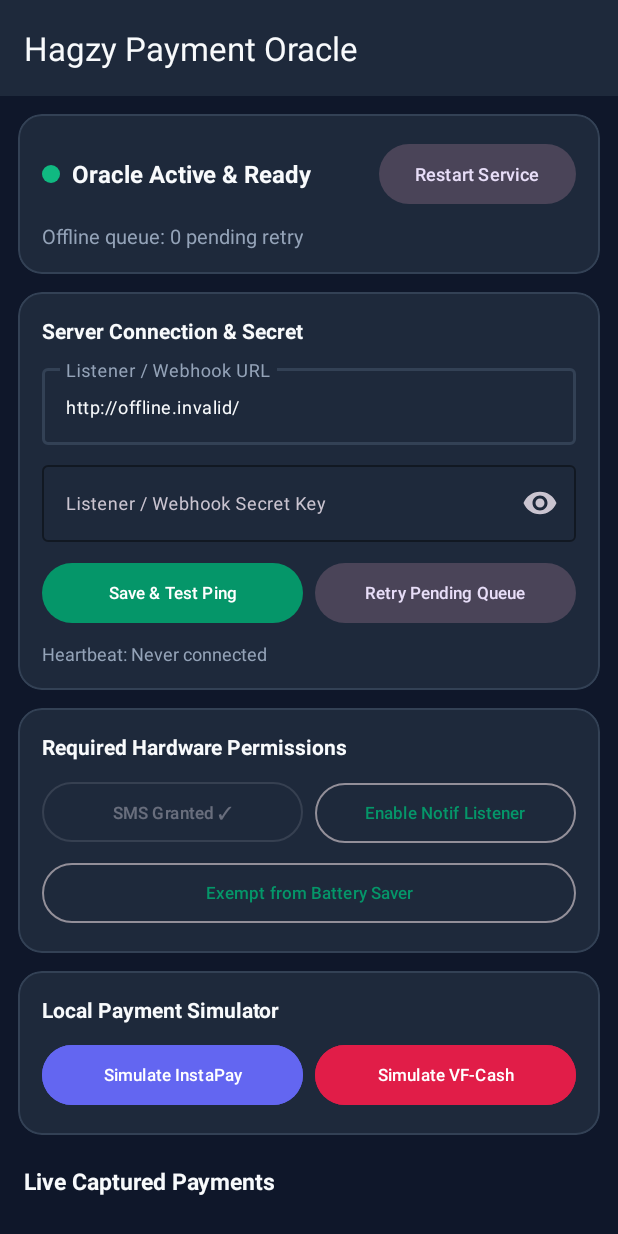
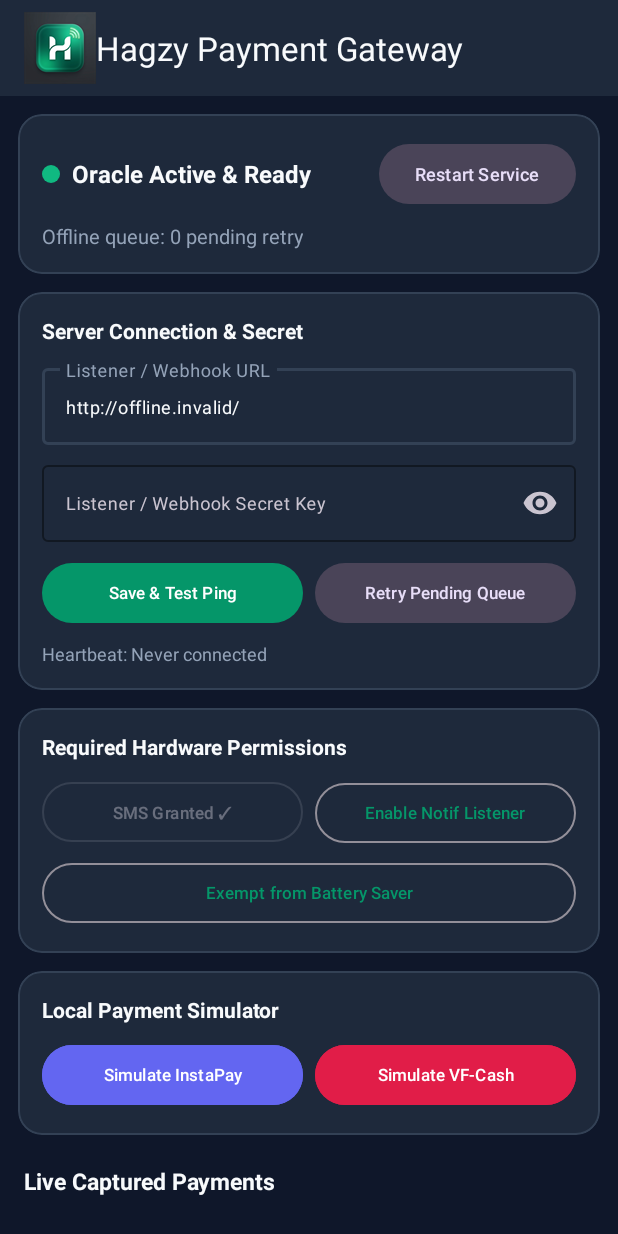
Before and after one commit to HEGAZYYYY/hagzy-payment-gateway, an Android app: the screen it shows after launch (MainActivity), on a phone screen of 412 x 824 dp. Run offline under Robolectric (Android 15) with nearby library versions, the phone set to English and light mode, and no system bars; our stand-ins replace Room's generated code.

Commit message:
feat: brand Hagzy Payment Gateway launcher icon, add compiled release APK, and update GitHub release workflow

```diff
--- a/app/src/main/AndroidManifest.xml
+++ b/app/src/main/AndroidManifest.xml
@@ -20,9 +20,9 @@
     <application
         android:name=".GatewayApplication"
         android:allowBackup="true"
-        android:icon="@android:drawable/ic_menu_agenda"
+        android:icon="@mipmap/ic_launcher"
         android:label="Hagzy Payment Gateway"
-        android:roundIcon="@android:drawable/ic_menu_agenda"
+        android:roundIcon="@mipmap/ic_launcher_round"
         android:supportsRtl="true"
         android:theme="@style/Theme.HagzyGateway">
 
--- a/app/src/main/res/layout/activity_main.xml
+++ b/app/src/main/res/layout/activity_main.xml
@@ -15,7 +15,8 @@
             android:id="@+id/toolbar"
             android:layout_width="match_parent"
             android:layout_height="?attr/actionBarSize"
-            app:title="Hagzy Payment Oracle"
+            app:logo="@mipmap/ic_launcher"
+            app:title="Hagzy Payment Gateway"
             app:titleTextColor="@color/text_primary" />
     </com.google.android.material.appbar.AppBarLayout>
 
```
Also changed, not shown: app/src/main/res/drawable/hagzy_payment_logo.png (added), app/src/main/res/drawable/ic_launcher_foreground.png (added), app/src/main/res/mipmap-hdpi/ic_launcher.png (added), app/src/main/res/mipmap-hdpi/ic_launcher_round.png (added), app/src/main/res/mipmap-mdpi/ic_launcher.png (added), app/src/main/res/mipmap-mdpi/ic_launcher_round.png (added), app/src/main/res/mipmap-xhdpi/ic_launcher.png (added), app/src/main/res/mipmap-xhdpi/ic_launcher_round.png (added), app/src/main/res/mipmap-xxhdpi/ic_launcher.png (added), app/src/main/res/mipmap-xxhdpi/ic_launcher_round.png (added), app/src/main/res/mipmap-xxxhdpi/ic_launcher.png (added), app/src/main/res/mipmap-xxxhdpi/ic_launcher_round.png (added), 4 other files.
